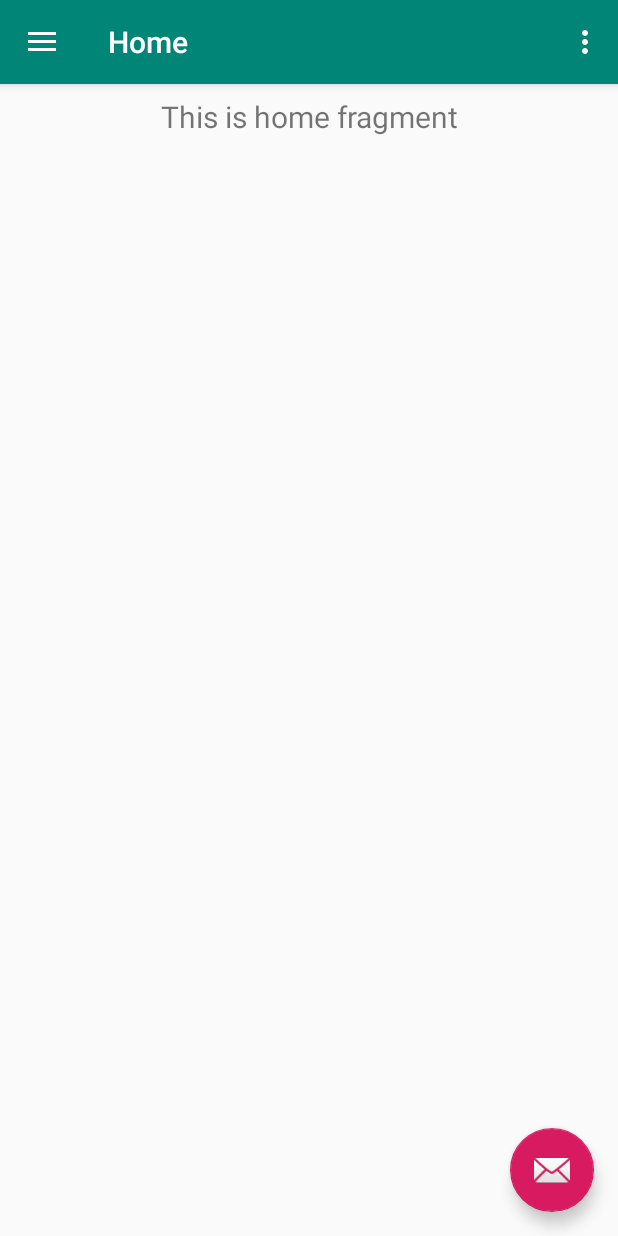
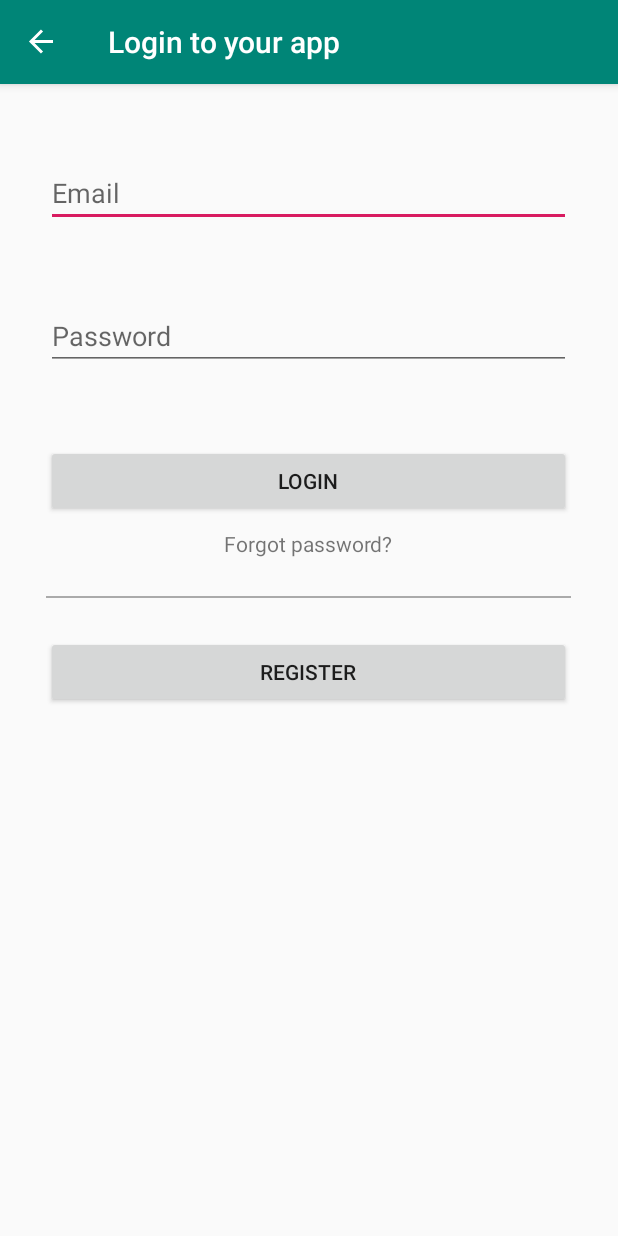
Before and after one commit to Mintiss/SEP4X2, an Android app: the screen it shows after launch (MainActivity), on a phone screen of 412 x 824 dp. Run offline under Robolectric (Android 15) with nearby library versions, the phone set to English and light mode, and no system bars; our stand-ins replace navigation-ui.

Commit message:
Login and register, with navigation

```diff
--- a/Presentation/app/src/main/java/sep4x2/android/MainActivity.java
+++ b/Presentation/app/src/main/java/sep4x2/android/MainActivity.java
@@ -1,5 +1,6 @@
 package sep4x2.android;
 
+import android.app.Activity;
 import android.os.Bundle;
 
 import com.google.android.material.floatingactionbutton.FloatingActionButton;
@@ -9,6 +10,7 @@ import android.view.View;
 
 import androidx.navigation.NavController;
 import androidx.navigation.Navigation;
+import androidx.navigation.fragment.NavHostFragment;
 import androidx.navigation.ui.AppBarConfiguration;
 import androidx.navigation.ui.NavigationUI;
 
@@ -20,25 +22,24 @@ import androidx.appcompat.app.AppCompatActivity;
 import androidx.appcompat.widget.Toolbar;
 
 import android.view.Menu;
+import android.widget.Button;
+
+import sep4x2.android.ui.home.HomeFragment;
 
 public class MainActivity extends AppCompatActivity {
 
     private AppBarConfiguration mAppBarConfiguration;
+    private NavController navController;
 
     @Override
     protected void onCreate(Bundle savedInstanceState) {
         super.onCreate(savedInstanceState);
         setContentView(R.layout.activity_main);
+
         Toolbar toolbar = findViewById(R.id.toolbar);
         setSupportActionBar(toolbar);
-        FloatingActionButton fab = findViewById(R.id.fab);
-        fab.setOnClickListener(new View.OnClickListener() {
-            @Override
-            public void onClick(View view) {
-                Snackbar.make(view, "Replace with your own action", Snackbar.LENGTH_LONG)
-                        .setAction("Action", null).show();
-            }
-        });
+        getSupportActionBar().setDisplayHomeAsUpEnabled(false);
+
         DrawerLayout drawer = findViewById(R.id.drawer_layout);
         NavigationView navigationView = findViewById(R.id.nav_view);
         // Passing each menu ID as a set of Ids because each
@@ -48,16 +49,9 @@ public class MainActivity extends AppCompatActivity {
                 R.id.nav_tools, R.id.nav_share, R.id.nav_send)
                 .setDrawerLayout(drawer)
                 .build();
-        NavController navController = Navigation.findNavController(this, R.id.nav_host_fragment);
+        navController = Navigation.findNavController(this, R.id.nav_host_fragment);
         NavigationUI.setupActionBarWithNavController(this, navController, mAppBarConfiguration);
         NavigationUI.setupWithNavController(navigationView, navController);
-    }
-
-    @Override
-    public boolean onCreateOptionsMenu(Menu menu) {
-        // Inflate the menu; this adds items to the action bar if it is present.
-        getMenuInflater().inflate(R.menu.main, menu);
-        return true;
     }
 
     @Override
@@ -66,4 +60,5 @@ public class MainActivity extends AppCompatActivity {
         return NavigationUI.navigateUp(navController, mAppBarConfiguration)
                 || super.onSupportNavigateUp();
     }
+
 }
--- /dev/null
+++ b/Presentation/app/src/main/java/sep4x2/android/ui/login/LoginFragment.java
@@ -0,0 +1,60 @@
+package sep4x2.android.ui.login;
+
+import androidx.lifecycle.ViewModelProviders;
+
+import android.os.Bundle;
+
+import androidx.annotation.NonNull;
+import androidx.annotation.Nullable;
+import androidx.fragment.app.Fragment;
+import androidx.navigation.NavDirections;
+import androidx.navigation.Navigation;
+
+import android.util.Log;
+import android.view.LayoutInflater;
+import android.view.View;
+import android.view.ViewGroup;
+import android.widget.Button;
+
+import sep4x2.android.R;
+
+public class LoginFragment extends Fragment implements View.OnClickListener {
+
+
+    private View view;
+    private Button loginButton, registerButton;
+    private LoginViewModel mViewModel;
+
+    public static LoginFragment newInstance() {
+        return new LoginFragment();
+    }
+
+    @Override
+    public View onCreateView(@NonNull LayoutInflater inflater, @Nullable ViewGroup container,
+                             @Nullable Bundle savedInstanceState) {
+        view = inflater.inflate(R.layout.fragment_login, container, false);
+        loginButton = view.findViewById(R.id.login_loginButton);
+        registerButton = view.findViewById(R.id.login_registerButton);
+        loginButton.setOnClickListener(this);
+        registerButton.setOnClickListener(this);
+        return view;
+    }
+
+
+    @Override
+    public void onClick(View v) {
+        NavDirections action;
+        switch (v.getId()) {
+            case R.id.login_loginButton:
+                action = LoginFragmentDirections.actionNavLoginToNavHome();
+                Navigation.findNavController(v).navigate(action);
+                break;
+            case R.id.login_registerButton:
+                action = LoginFragmentDirections.actionNavLoginToNavRegister();
+                Navigation.findNavController(v).navigate(action);
+                break;
+            default:
+                break;
+        }
+    }
+}
--- a/Presentation/app/src/main/res/layout/app_bar_main.xml
+++ b/Presentation/app/src/main/res/layout/app_bar_main.xml
@@ -22,12 +22,4 @@
 
     <include layout="@layout/content_main" />
 
-    <com.google.android.material.floatingactionbutton.FloatingActionButton
-        android:id="@+id/fab"
-        android:layout_width="wrap_content"
-        android:layout_height="wrap_content"
-        android:layout_gravity="bottom|end"
-        android:layout_margin="@dimen/fab_margin"
-        app:srcCompat="@android:drawable/ic_dialog_email" />
-
 </androidx.coordinatorlayout.widget.CoordinatorLayout>
--- a/Presentation/app/src/main/res/layout/fragment_home.xml
+++ b/Presentation/app/src/main/res/layout/fragment_home.xml
@@ -1,5 +1,6 @@
 <?xml version="1.0" encoding="utf-8"?>
-<androidx.constraintlayout.widget.ConstraintLayout xmlns:android="http://schemas.android.com/apk/res/android"
+<androidx.constraintlayout.widget.ConstraintLayout
+    xmlns:android="http://schemas.android.com/apk/res/android"
     xmlns:app="http://schemas.android.com/apk/res-auto"
     android:layout_width="match_parent"
     android:layout_height="match_parent">
--- /dev/null
+++ b/Presentation/app/src/main/res/layout/fragment_login.xml
@@ -0,0 +1,72 @@
+<?xml version="1.0" encoding="utf-8"?>
+<LinearLayout android:layout_height="match_parent"
+    xmlns:android="http://schemas.android.com/apk/res/android"
+    android:orientation="vertical"
+    android:layout_width="match_parent">
+
+    <EditText
+        android:id="@+id/login_email"
+        android:layout_width="350dp"
+        android:layout_height="wrap_content"
+        android:layout_marginTop="50dp"
+        android:hint="@string/login_email"
+        android:layout_gravity="center_horizontal"
+        android:inputType="textEmailAddress"/>
+
+    <EditText
+        android:id="@+id/login_password"
+        android:layout_width="350dp"
+        android:layout_height="wrap_content"
+        android:layout_marginTop="50dp"
+        android:layout_gravity="center_horizontal"
+        android:hint="@string/login_password"
+        android:inputType="textPassword"/>
+
+    <Button
+        android:id="@+id/login_loginButton"
+        android:layout_width="350dp"
+        android:layout_height="wrap_content"
+        android:text="@string/login_loginButton"
+        android:layout_marginTop="50dp"
+        android:layout_gravity="center_horizontal" />
+
+    <TextView
+        android:layout_width="wrap_content"
+        android:layout_height="wrap_content"
+        android:text="@string/login_forgotPassword"
+        android:layout_gravity="center_horizontal"
+        android:layout_marginTop="8dp"/>
+
+
+
+    <View
+        android:layout_width="350dp"
+        android:layout_height="1dp"
+        android:layout_marginTop="25dp"
+        android:layout_gravity="center"
+        android:background="@android:color/darker_gray" />
+
+
+
+    <Button
+        android:id="@+id/login_registerButton"
+        android:layout_width="350dp"
+        android:layout_height="wrap_content"
+        android:text="@string/login_registerButton"
+        android:layout_marginTop="25dp"
+        android:layout_gravity="center_horizontal"/>
+
+
+
+
+
+
+
+
+
+
+
+
+
+
+</LinearLayout>
--- a/Presentation/app/src/main/res/menu/main.xml
+++ b/Presentation/app/src/main/res/menu/main.xml
@@ -1,9 +1,5 @@
 <?xml version="1.0" encoding="utf-8"?>
 <menu xmlns:android="http://schemas.android.com/apk/res/android"
     xmlns:app="http://schemas.android.com/apk/res-auto">
-    <item
-        android:id="@+id/action_settings"
-        android:orderInCategory="100"
-        android:title="@string/action_settings"
-        app:showAsAction="never" />
+
 </menu>
--- a/Presentation/app/src/main/res/navigation/mobile_navigation.xml
+++ b/Presentation/app/src/main/res/navigation/mobile_navigation.xml
@@ -3,7 +3,33 @@
     xmlns:app="http://schemas.android.com/apk/res-auto"
     xmlns:tools="http://schemas.android.com/tools"
     android:id="@+id/mobile_navigation"
-    app:startDestination="@+id/nav_home">
+    app:startDestination="@id/nav_login">
+
+    <fragment
+        android:id="@+id/nav_login"
+        android:name="sep4x2.android.ui.login.LoginFragment"
+        android:label="@string/menu_login"
+        tools:layout="@layout/fragment_login" >
+        <action
+            android:id="@+id/action_nav_login_to_nav_register"
+            app:destination="@id/nav_register" />
+        <action
+            android:id="@+id/action_nav_login_to_nav_home"
+            app:destination="@id/nav_home" />
+    </fragment>
+
+    <fragment
+        android:id="@+id/nav_register"
+        android:name="sep4x2.android.ui.register.RegisterFragment"
+        android:label="@string/menu_register"
+        tools:layout="@layout/fragment_register" >
+        <action
+            android:id="@+id/action_nav_register_to_nav_home"
+            app:destination="@id/nav_home" />
+        <action
+            android:id="@+id/action_nav_register_to_nav_login"
+            app:destination="@id/nav_login" />
+    </fragment>
 
     <fragment
         android:id="@+id/nav_home"
--- a/Presentation/app/src/main/res/values/strings.xml
+++ b/Presentation/app/src/main/res/values/strings.xml
@@ -5,7 +5,6 @@
     <string name="nav_header_title">Android Studio</string>
     <string name="nav_header_subtitle">android.studio@android.com</string>
     <string name="nav_header_desc">Navigation header</string>
-    <string name="action_settings">Settings</string>
 
     <string name="menu_home">Home</string>
     <string name="menu_gallery">Gallery</string>
@@ -13,4 +12,15 @@
     <string name="menu_tools">Tools</string>
     <string name="menu_share">Share</string>
     <string name="menu_send">Send</string>
+    <string name="menu_login">Login to your app</string>
+    <string name="login_email">Email</string>
+    <string name="login_password">Password</string>
+    <string name="login_loginButton">Login</string>
+    <string name="login_forgotPassword">Forgot password?</string>
+    <string name="login_registerButton">register</string>
+    <string name="menu_register">Register</string>
+    <string name="register_username">Username</string>
+    <string name="backButton">Back</string>
+    <string name="register_passwordConfirm">Confirm Password</string>
+    <string name="register_registerButton">Register</string>
 </resources>
--- a/Presentation/build.gradle
+++ b/Presentation/build.gradle
@@ -8,6 +8,8 @@ buildscript {
     }
     dependencies {
         classpath 'com.android.tools.build:gradle:3.5.3'
+        classpath "android.arch.navigation:navigation-safe-args-gradle-plugin:1.0.0"
+
 
         // NOTE: Do not place your application dependencies here; they belong
         // in the individual module build.gradle files
```
Also changed, not shown: Presentation/app/build.gradle (+5 -2 lines), Presentation/app/src/main/java/sep4x2/android/ui/login/LoginViewModel.java (added, +7 -0 lines), Presentation/app/src/main/java/sep4x2/android/ui/register/RegisterFragment.java (added, +59 -0 lines), Presentation/app/src/main/java/sep4x2/android/ui/register/RegisterViewModel.java (added, +7 -0 lines), Presentation/app/src/main/res/layout/fragment_register.xml (added, +73 -0 lines).
